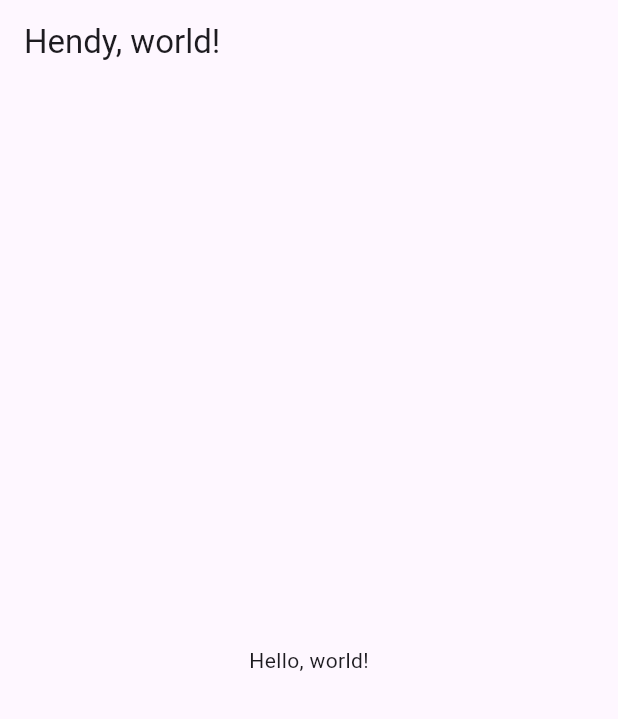
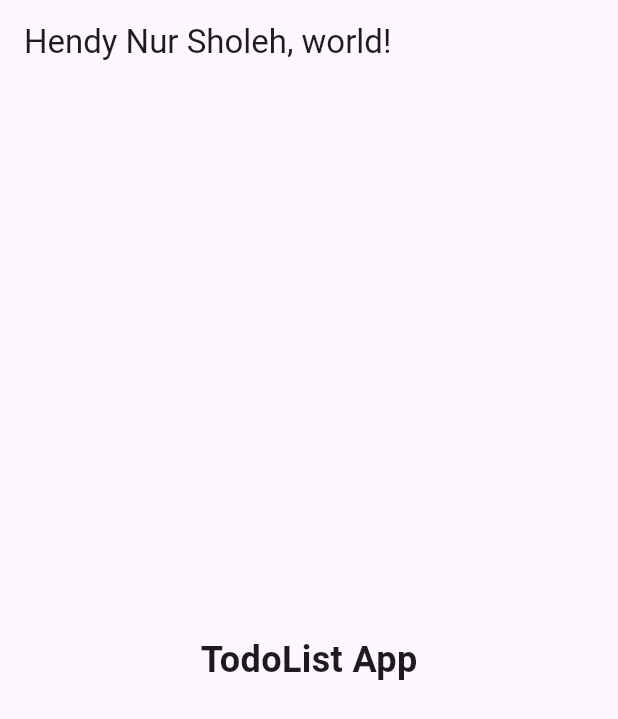
Before and after one commit to HendyNurSholeh/flutter-project, a Flutter app: the screen it shows after launch, on a phone screen of 412 x 824 dp. Shown: the top 719 px of the screen. Run offline on Flutter 3.47's test engine with Material 3 defaults, Android fonts, the phone set to English and light mode, and no system bars.

```diff
--- a/lib/main.dart
+++ b/lib/main.dart
@@ -14,12 +14,29 @@ class MyApp extends StatelessWidget {
       ),
       home: Scaffold(
         appBar: AppBar(
-          title: Text('Hendy, world!'),
+          title: Text('Hendy Nur Sholeh, world!'),
         ),
         body: Center(
-          child: Text('Hello, world!'),
+          child: Heading(text: 'TodoList App'),
         ),
       ),
     );
   }
 }
+
+class Heading extends StatelessWidget {
+  final String text;
+
+  const Heading({Key? key, required this.text}) : super(key: key);
+
+  @override
+  Widget build(BuildContext context){
+    return Text(
+      text,
+      style: const TextStyle(
+        fontSize: 24.0,
+        fontWeight: FontWeight.bold,
+      ),
+    );
+  }
+}
```
